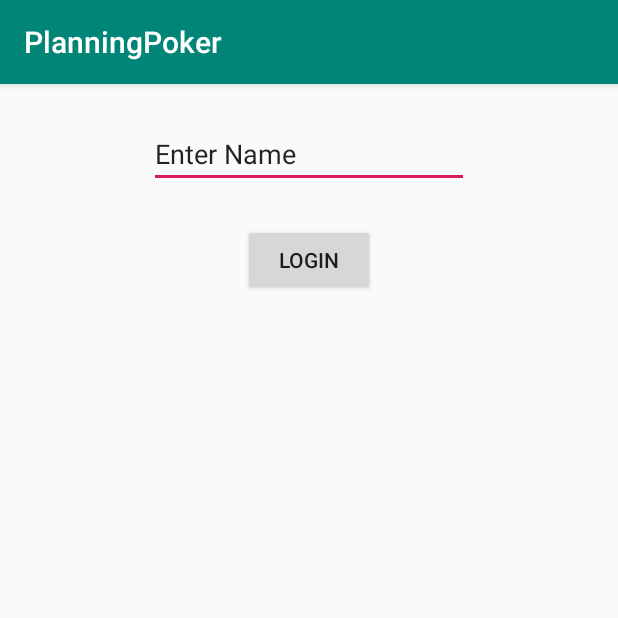
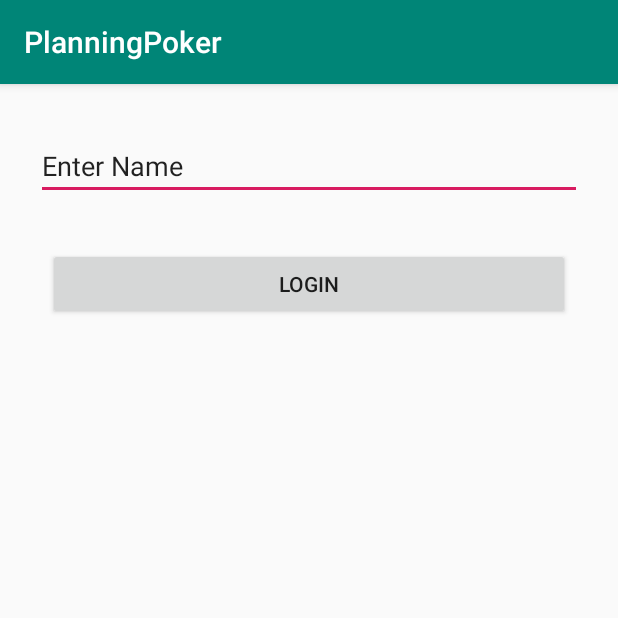
Before and after one commit to szoreny95/PlanningPoker, an Android app: the screen it shows after launch (MainActivity), on a phone screen of 412 x 824 dp, the top half of it. Run offline under Robolectric (Android 15) with nearby library versions, the phone set to English and light mode, and no system bars.

Commit message:
login screen slightly modified margins

```diff
--- a/app/src/main/res/layout/login_screen.xml
+++ b/app/src/main/res/layout/login_screen.xml
@@ -8,9 +8,13 @@
 
     <EditText
         android:id="@+id/login_name"
-        android:layout_width="wrap_content"
+        android:layout_width="0dp"
         android:layout_height="wrap_content"
-        android:layout_marginTop="24dp"
+        android:layout_marginStart="24dp"
+        android:layout_marginLeft="24dp"
+        android:layout_marginTop="32dp"
+        android:layout_marginEnd="24dp"
+        android:layout_marginRight="24dp"
         android:ems="10"
         android:inputType="textPersonName"
         android:text="@string/enter_name"
@@ -20,13 +24,13 @@
 
     <Button
         android:id="@+id/login_button"
-        android:layout_width="wrap_content"
+        android:layout_width="0dp"
         android:layout_height="wrap_content"
-        android:layout_marginStart="24dp"
-        android:layout_marginLeft="24dp"
-        android:layout_marginTop="24dp"
-        android:layout_marginEnd="24dp"
-        android:layout_marginRight="24dp"
+        android:layout_marginStart="32dp"
+        android:layout_marginLeft="32dp"
+        android:layout_marginTop="32dp"
+        android:layout_marginEnd="32dp"
+        android:layout_marginRight="32dp"
         android:onClick="login_check"
         android:text="@string/login"
         app:layout_constraintEnd_toEndOf="parent"
```
